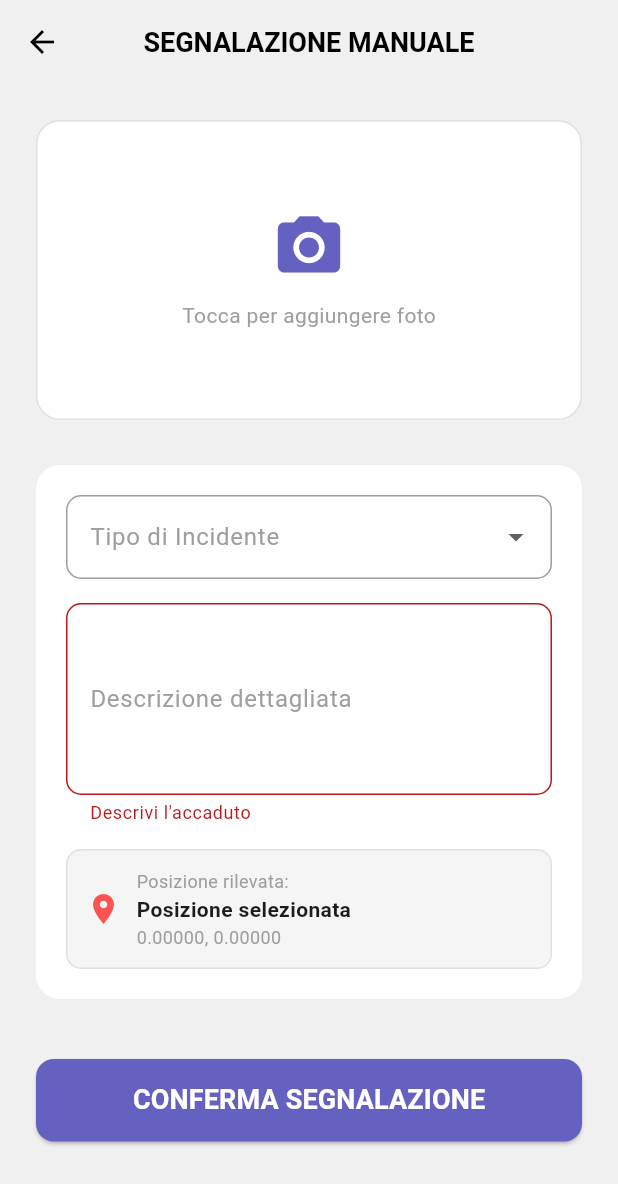
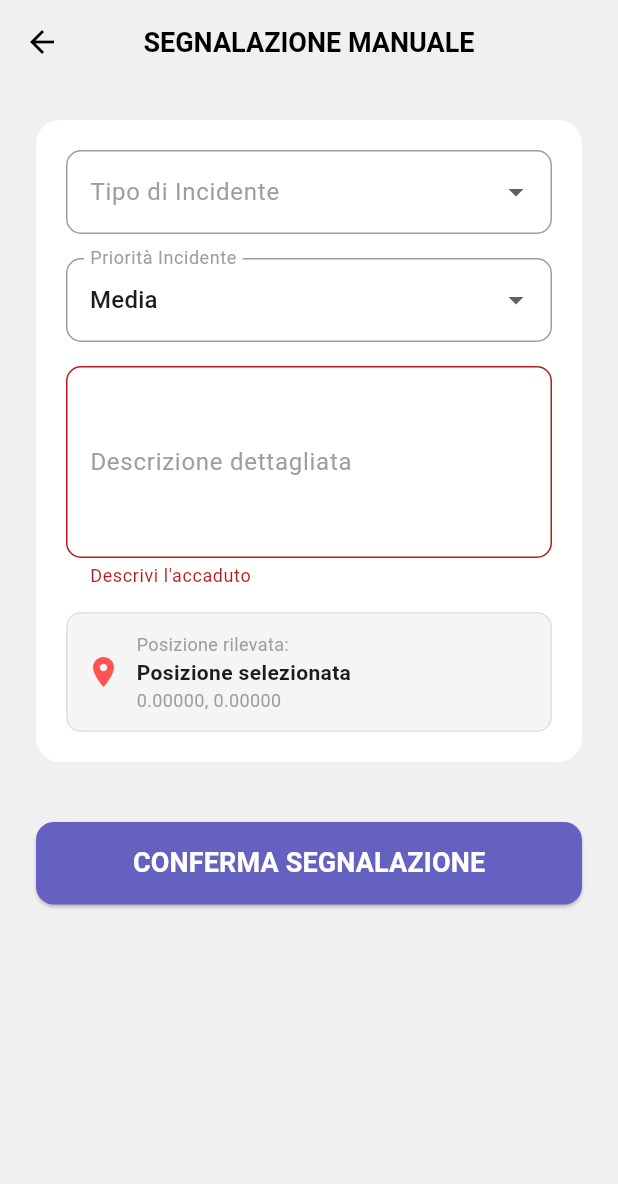
Before and after one commit to RoadGuardianGPS-IS/RoadGuardian-Client, a Flutter app: the SegnalazioneManualePage screen opened directly with empty values, after a tap on "CONFERMA SEGNALAZIONE", on a phone screen of 412 x 824 dp. Shown: the top 1184 px of the screen. Run offline on Flutter 3.47's test engine with Material 3 defaults, Android fonts, the light colour scheme and no system bars; our stand-ins replace flutter_map, geolocator, latlong2; accounts and stored records are empty; network calls fail.

Commit message:
Fix: Logica segnalazioni piazzamento
Style: Rimozione foto in segnalazione manuale, implementazione priorità tipo di incidente
Fix: Fix pulsante piazzamento veloce per comunicazione lato server e backend

```diff
--- a/roadguardian_client/lib/features/gestione_segnalazione/pages/segnalazione_manuale_page.dart
+++ b/roadguardian_client/lib/features/gestione_segnalazione/pages/segnalazione_manuale_page.dart
@@ -8,12 +8,14 @@ class SegnalazioneManualePage extends StatefulWidget {
   final double latitude;
   final double longitude;
   final String indirizzoStimato;
+  final VoidCallback? onSegnalazioneConfermata;
 
   const SegnalazioneManualePage({
     super.key,
     required this.latitude,
     required this.longitude,
     this.indirizzoStimato = "Posizione selezionata",
+    this.onSegnalazioneConfermata,
   });
 
   @override
@@ -29,8 +31,8 @@ class _SegnalazioneManualePageState extends State<SegnalazioneManualePage> {
 
   // Stato
   String? _categoriaSelezionata;
+  String? _prioritaSelezionata = "media";
   bool _isLoading = false;
-  bool _fotoCaricata = false;
 
   // LE 5 CATEGORIE DA RAD
   final List<String> _categorieRAD = [
@@ -39,6 +41,14 @@ class _SegnalazioneManualePageState extends State<SegnalazioneManualePage> {
     "Veicolo fuori strada",
     "Investimento",
     "Incendio veicolo"
+  ];
+
+  // PRIORITA INCIDENTE
+  final List<String> _prioritaIncidente = [
+    "bassa",
+    "media",
+    "alta",
+    "critica"
   ];
 
   // Colori del tema
@@ -107,16 +117,30 @@ class _SegnalazioneManualePageState extends State<SegnalazioneManualePage> {
         "Incendio veicolo": "ostacolo sulla strada"
       };
 
+      // Mappa la priorità ai valori accettati dal backend (low, medium, high)
+      final Map<String, String> prioritaMapping = {
+        "bassa": "low",
+        "media": "medium",
+        "alta": "high",
+        "critica": "high"
+      };
+
+      // Ottieni data e ora attuali
+      final now = DateTime.now();
+      final dateFormat = now.toString().split(' ')[0]; // YYYY-MM-DD
+      final timeFormat = "${now.hour.toString().padLeft(2, '0')}:${now.minute.toString().padLeft(2, '0')}:${now.second.toString().padLeft(2, '0')}";
+
       final response = await http.post(
         Uri.parse('$baseUrl/segnalazione/creasegnalazione/${_profiloService.currentUser!.id}'),
         headers: {'Content-Type': 'application/json'},
         body: jsonEncode({
+          'incident_date': dateFormat,
+          'incident_time': timeFormat,
           'incident_longitude': widget.longitude,
           'incident_latitude': widget.latitude,
-          'seriousness': 'high', // Segnalazione manuale completa = gravità alta
+          'seriousness': prioritaMapping[_prioritaSelezionata] ?? 'medium',
           'category': categoriaMapping[_categoriaSelezionata] ?? _categoriaSelezionata!.toLowerCase(),
           'description': _descrizioneController.text,
-          'img_url': _fotoCaricata ? 'https://via.placeholder.com/600x400' : null,
         }),
       );
 
@@ -133,6 +157,8 @@ class _SegnalazioneManualePageState extends State<SegnalazioneManualePage> {
               backgroundColor: Colors.green,
             ),
           );
+          // Chiama il callback per ricaricare le segnalazioni sulla mappa
+          widget.onSegnalazioneConfermata?.call();
           Navigator.pop(context);
         }
       } else {
@@ -140,7 +166,7 @@ class _SegnalazioneManualePageState extends State<SegnalazioneManualePage> {
         if (mounted) {
           ScaffoldMessenger.of(context).showSnackBar(
             SnackBar(
-              content: Text('Errore creazione segnalazione: ${response.statusCode}'),
+              content: Text('Errore creazione segnalazione: ${response.statusCode}\nRisposta: ${response.body}'),
               backgroundColor: Colors.red,
             ),
           );
@@ -182,50 +208,7 @@ class _SegnalazioneManualePageState extends State<SegnalazioneManualePage> {
                 child: Column(
                   crossAxisAlignment: CrossAxisAlignment.start,
                   children: [
-                    // --- SEZIONE 1: FOTO ---
-                    Center(
-                      child: GestureDetector(
-                        onTap: () {
-                          // Qui andrà la logica ImagePicker
-                          setState(() {
-                            _fotoCaricata = !_fotoCaricata;
-                          });
-                        },
-                        child: Container(
-                          width: double.infinity,
-                          height: 200,
-                          decoration: BoxDecoration(
-                            color: Colors.white,
-                            borderRadius: BorderRadius.circular(16),
-                            border: Border.all(color: Colors.grey.shade300),
-                            image: _fotoCaricata
-                                ? const DecorationImage(
-                                    image: NetworkImage(
-                                        "https://via.placeholder.com/600x400"),
-                                    fit: BoxFit.cover,
-                                  )
-                                : null,
-                          ),
-                          child: _fotoCaricata
-                              ? null
-                              : Column(
-                                  mainAxisAlignment: MainAxisAlignment.center,
-                                  children: [
-                                    Icon(Icons.camera_alt,
-                                        size: 50, color: customPurple),
-                                    const SizedBox(height: 10),
-                                    const Text(
-                                      "Tocca per aggiungere foto",
-                                      style: TextStyle(color: Colors.grey),
-                                    ),
-                                  ],
-                                ),
-                        ),
-                      ),
-                    ),
-                    const SizedBox(height: 30),
-
-                    // --- SEZIONE 2: FORM DATI ---
+                    // --- SEZIONE 1: FORM DATI ---
                     Container(
                       padding: const EdgeInsets.all(20),
                       decoration: BoxDecoration(
@@ -248,6 +231,24 @@ class _SegnalazioneManualePageState extends State<SegnalazioneManualePage> {
                             onChanged: (newValue) {
                               setState(() {
                                 _categoriaSelezionata = newValue;
+                              });
+                            },
+                          ),
+                          const SizedBox(height: 16),
+
+                          // Dropdown Priorità
+                          DropdownButtonFormField<String>(
+                            decoration: _inputDecoration("Priorità Incidente"),
+                            value: _prioritaSelezionata,
+                            items: _prioritaIncidente.map((String priorita) {
+                              return DropdownMenuItem<String>(
+                                value: priorita,
+                                child: Text(_formatPriority(priorita)),
+                              );
+                            }).toList(),
+                            onChanged: (newValue) {
+                              setState(() {
+                                _prioritaSelezionata = newValue;
                               });
                             },
                           ),
@@ -357,4 +358,20 @@ class _SegnalazioneManualePageState extends State<SegnalazioneManualePage> {
       fillColor: Colors.white,
     );
   }
+
+  // Formattazione priorità per visualizzazione
+  String _formatPriority(String priority) {
+    switch (priority) {
+      case 'bassa':
+        return 'Bassa';
+      case 'media':
+        return 'Media';
+      case 'alta':
+        return 'Alta';
+      case 'critica':
+        return 'Critica';
+      default:
+        return priority;
+    }
+  }
 }
```
Also changed, not shown: roadguardian_client/lib/features/gestione_mappa/pages/visualizzazione_mappa.dart (+72 -63 lines), roadguardian_client/lib/services/api/segnalazione_service.dart (+30 -0 lines).
